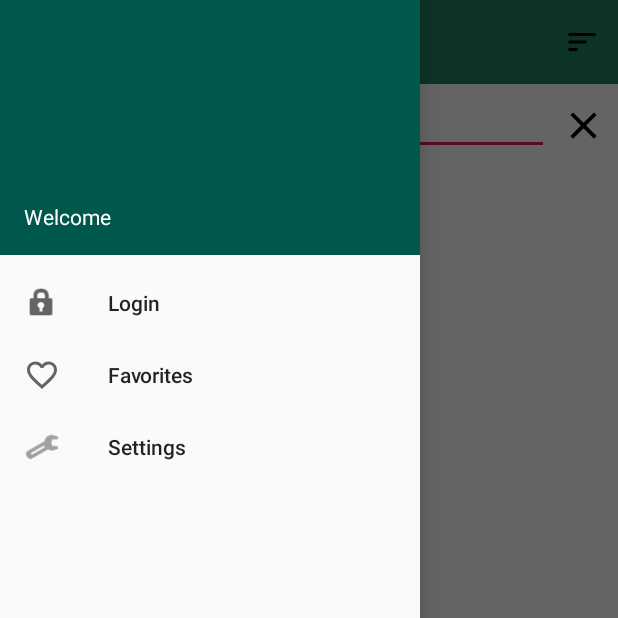
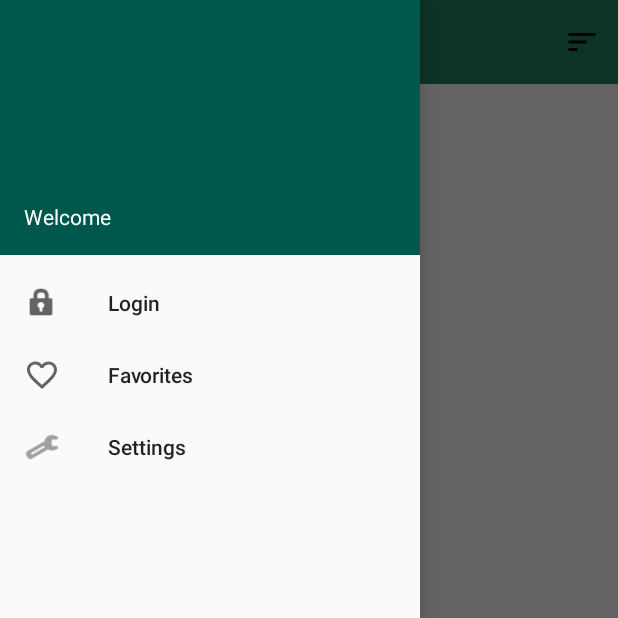
Before and after one commit to shenzou/FilmSeries, an Android app: the screen it shows after launch (MainActivity), with the side drawer open, on a phone screen of 412 x 824 dp, the top half of it. Run offline under Robolectric (Android 15) with nearby library versions, the light colour scheme and no system bars; 1 statement that could not run was skipped.

Commit message:
Search bar is now on the navbar, changed from editText to searchView

```diff
--- a/app/src/main/AndroidManifest.xml
+++ b/app/src/main/AndroidManifest.xml
@@ -8,7 +8,7 @@
     <application
         android:allowBackup="true"
         android:icon="@mipmap/ic_launcher"
-        android:label="@string/app_name"
+        android:label=""
         android:roundIcon="@mipmap/ic_launcher_round"
         android:supportsRtl="true"
         android:theme="@style/AppTheme"
--- a/app/src/main/java/com/example/projetmobile/MainActivity.java
+++ b/app/src/main/java/com/example/projetmobile/MainActivity.java
@@ -13,6 +13,7 @@ import android.os.Bundle;
 import android.support.v7.widget.LinearLayoutManager;
 import android.support.v7.widget.PopupMenu;
 import android.support.v7.widget.RecyclerView;
+import android.support.v7.widget.SearchView;
 import android.support.v7.widget.Toolbar;
 import android.text.Editable;
 import android.text.TextWatcher;
@@ -55,7 +56,7 @@ public class MainActivity extends AppCompatActivity {
 
     private String sortBy = MoviesRepository.POPULAR;
 
-    private EditText searchEdit;
+    private SearchView searchEdit;
 
     private Button buttonClear;
 
@@ -93,8 +94,6 @@ public class MainActivity extends AppCompatActivity {
         controller = AnimationUtils.loadLayoutAnimation(recyContext, R.anim.layout_fall_down);
 
         searchEdit = findViewById(R.id.searchEdit);
-
-        buttonClear = findViewById(R.id.buttonClear);
 
         textView3 = findViewById(R.id.textView3);
 
@@ -146,30 +145,30 @@ public class MainActivity extends AppCompatActivity {
         actionbar.setHomeAsUpIndicator(R.drawable.ic_menu);
 
 
-        searchEdit.addTextChangedListener(new TextWatcher() {
+        searchEdit.setOnQueryTextListener(new SearchView.OnQueryTextListener() {
             @Override
-            public void beforeTextChanged(CharSequence s, int start, int count, int after) {
+            public boolean onQueryTextSubmit(String query) {
+                if(searchEdit.getQuery().length() != 0)
+                {
+                    getSearchRes(searchEdit.getQuery().toString());
+                }
+                else{
+                    getMovies(1);
+                }
+                return false;
             }
 
             @Override
-            public void onTextChanged(CharSequence s, int start, int before, int count) {
-                if(s.length()!=0)
-                {
-                    getSearchRes(s.toString());
+            public boolean onQueryTextChange(String newText) {
+                if (searchEdit.getQuery().length() == 0) {
+                    getMovies(1);
                 }
-
+                else{
+                    getSearchRes(searchEdit.getQuery().toString());
+                }
+                return false;
             }
 
-            @Override
-            public void afterTextChanged(Editable s) {
-            }
-        });
-
-        buttonClear.setOnClickListener(new View.OnClickListener() {
-            public void onClick(View v) {
-                searchEdit.setText("");
-                getMovies(1);
-            }
         });
 
         if(moviesRepository.languageEN)
@@ -274,6 +273,7 @@ public class MainActivity extends AppCompatActivity {
         if(moviesRepository.languageEN)
         {
             textView3.setVisibility(View.INVISIBLE);
+            textView3.setHeight(0);
         }
     }
 
--- a/app/src/main/res/layout/activity_main.xml
+++ b/app/src/main/res/layout/activity_main.xml
@@ -19,51 +19,24 @@
         android:layout_width="match_parent"
         android:layout_height="?attr/actionBarSize"
             android:background="@color/colorPrimary"
-        android:theme="@style/ThemeOverlay.AppCompat.ActionBar" />
+        android:theme="@style/ThemeOverlay.AppCompat.ActionBar">
+
+            <android.support.v7.widget.SearchView
+                android:id="@+id/searchEdit"
+                android:layout_width="match_parent"
+                android:layout_height="match_parent"
+                android:iconifiedByDefault="false"
+                android:queryHint="@string/SearchByTitle"
+                app:iconifiedByDefault="false"
+                app:queryHint="@string/SearchByTitle" />
+
+
+        </android.support.v7.widget.Toolbar>
 
         <android.support.constraint.ConstraintLayout
             android:layout_width="match_parent"
             android:layout_height="match_parent"
             android:layout_marginTop="55dp">
-
-            <TextView
-                android:id="@+id/textView"
-                android:layout_width="wrap_content"
-                android:layout_height="wrap_content"
-                android:text="@string/Search"
-                android:textSize="18sp"
-                app:layout_constraintBottom_toBottomOf="@+id/searchEdit"
-                app:layout_constraintStart_toStartOf="parent"
-                app:layout_constraintTop_toTopOf="@+id/searchEdit" />
-
-            <EditText
-                android:id="@+id/searchEdit"
-                android:layout_width="0dp"
-                android:layout_height="wrap_content"
-                android:layout_marginStart="8dp"
-                android:layout_marginLeft="8dp"
-                android:layout_marginTop="8dp"
-                android:layout_marginEnd="8dp"
-                android:layout_marginRight="8dp"
-                android:ems="10"
-                android:hint="@string/SearchByTitle"
-                android:inputType="textPersonName"
-                android:textSize="14sp"
-                app:layout_constraintEnd_toStartOf="@+id/buttonClear"
-                app:layout_constraintStart_toEndOf="@+id/textView"
-                app:layout_constraintTop_toTopOf="parent" />
-
-            <Button
-                android:id="@+id/buttonClear"
-                style="@style/Widget.AppCompat.Button.Small"
-                android:layout_width="30dp"
-                android:layout_height="30dp"
-                android:layout_marginEnd="8dp"
-                android:layout_marginRight="8dp"
-                android:background="@drawable/ic_clear"
-                app:layout_constraintBottom_toBottomOf="@+id/searchEdit"
-                app:layout_constraintEnd_toEndOf="parent"
-                app:layout_constraintTop_toTopOf="@+id/searchEdit" />
 
             <android.support.v4.widget.SwipeRefreshLayout
                 android:id="@+id/swipeRefreshLayout"
@@ -72,7 +45,7 @@
                 app:layout_constraintBottom_toTopOf="@+id/textView3"
                 app:layout_constraintEnd_toEndOf="parent"
                 app:layout_constraintStart_toStartOf="parent"
-                app:layout_constraintTop_toBottomOf="@+id/searchEdit">
+                app:layout_constraintTop_toTopOf="parent">
 
             <android.support.v7.widget.RecyclerView
                 android:id="@+id/movies_list"
@@ -82,7 +55,7 @@
                 app:layout_constraintBottom_toTopOf="@+id/textView3"
                 app:layout_constraintEnd_toEndOf="parent"
                 app:layout_constraintStart_toStartOf="parent"
-                app:layout_constraintTop_toBottomOf="@+id/searchEdit" >
+                app:layout_constraintTop_toTopOf="parent" >
 
 
             </android.support.v7.widget.RecyclerView>
```
